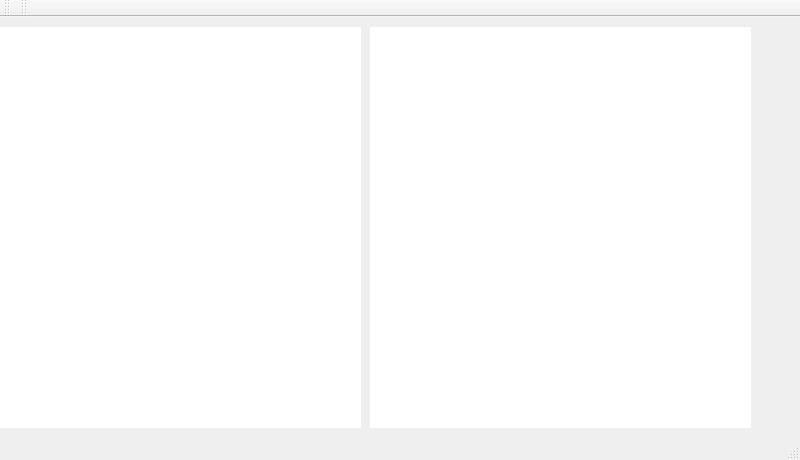
alon0808/ProjectAfcApp, file QTLinuxProj/HandanLinux/mainwindow.ui: the form before one commit.
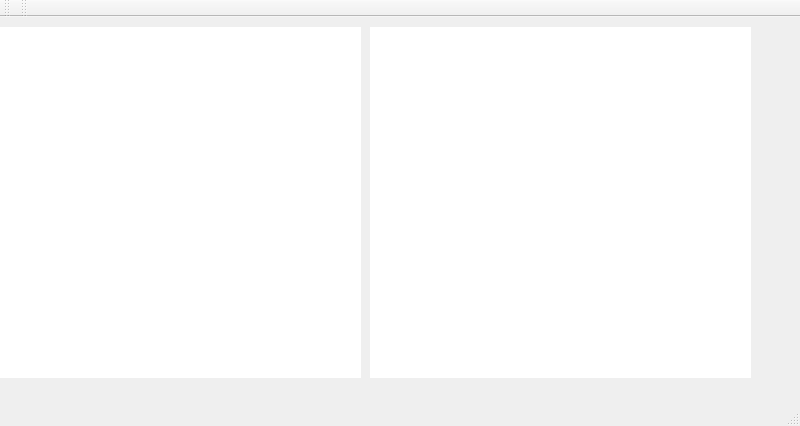
The form after the commit. Icons and pictures are not drawn.

Patch:
```diff
--- a/QTLinuxProj/HandanLinux/mainwindow.ui
+++ b/QTLinuxProj/HandanLinux/mainwindow.ui
@@ -7,7 +7,7 @@
     <x>0</x>
     <y>0</y>
     <width>800</width>
-    <height>460</height>
+    <height>426</height>
    </rect>
   </property>
   <property name="minimumSize">
@@ -44,7 +44,7 @@
       <x>0</x>
       <y>10</y>
       <width>361</width>
-      <height>401</height>
+      <height>351</height>
      </rect>
     </property>
     <property name="minimumSize">
@@ -83,7 +83,7 @@
       <x>370</x>
       <y>10</y>
       <width>381</width>
-      <height>401</height>
+      <height>351</height>
      </rect>
     </property>
     <property name="minimumSize">
```
Left out of the diff: 14 changed lines with no effect on the pictures.
